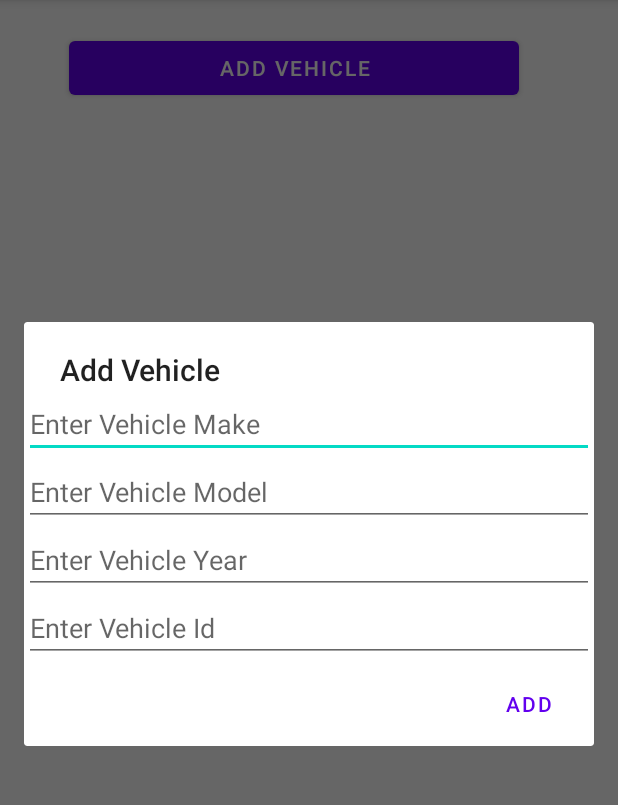
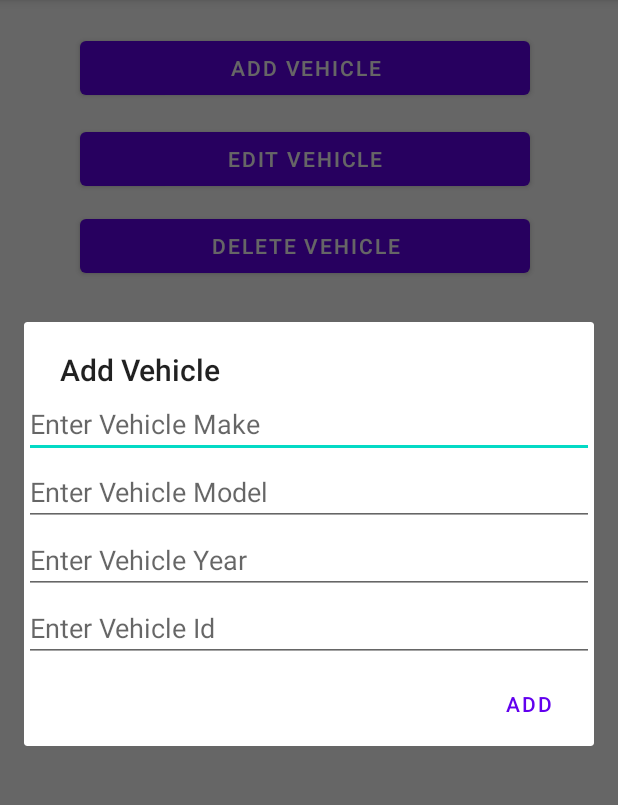
Before and after one commit to Robbie08/VehicleManager, an Android app: the screen it shows after launch (MainActivity), after a tap on "ADD VEHICLE", on a phone screen of 412 x 824 dp, the part 84-889 px from its top. Run offline under Robolectric (Android 15) with nearby library versions, the phone set to English and light mode, and no system bars; our stand-ins replace Firebase (no records; nobody signed in at launch, a user with empty details on screens opened directly).

Commit message:
Added Edit(update) and Delete button views as well as connected the Delete view with Java on button clicked

```diff
--- a/app/src/main/AndroidManifest.xml
+++ b/app/src/main/AndroidManifest.xml
@@ -1,7 +1,7 @@
 <?xml version="1.0" encoding="utf-8"?>
 <manifest xmlns:android="http://schemas.android.com/apk/res/android"
     package="com.ortiz.vehiclemanager">
-
+    <uses-permission android:name="android.permission.INTERNET"/>
     <application
         android:allowBackup="true"
         android:icon="@mipmap/ic_launcher"
--- a/app/src/main/java/com/ortiz/vehiclemanager/controllers/OnClickListenerAddVehicle.java
+++ b/app/src/main/java/com/ortiz/vehiclemanager/controllers/OnClickListenerAddVehicle.java
@@ -79,7 +79,7 @@ public class OnClickListenerAddVehicle implements View.OnClickListener {
                                     oVehicleReference.child(sVehicleId).child("Id").setValue(iVehicleId);
 
                                     // if successful then we will display a toast, else display failure
-                                    Toast.makeText(context, "Vehicle Added Sucessfully",Toast.LENGTH_LONG).show();
+                                    Toast.makeText(context, "Vehicle Added Successfully",Toast.LENGTH_LONG).show();
                                 }
                                 else{
                                     // if successful then we will display a toast, else display failure
--- /dev/null
+++ b/app/src/main/java/com/ortiz/vehiclemanager/controllers/OnClickListenerEditVehicle.java
@@ -0,0 +1,13 @@
+package com.ortiz.vehiclemanager.controllers;
+
+import android.content.Context;
+import android.view.View;
+
+public class OnClickListenerEditVehicle implements View.OnClickListener {
+    @Override
+    public void onClick(View view) {
+        Context context = view.getRootView().getContext();
+
+        // we have to create alert dialog
+    }
+}
--- a/app/src/main/java/com/ortiz/vehiclemanager/views/MainActivity.java
+++ b/app/src/main/java/com/ortiz/vehiclemanager/views/MainActivity.java
@@ -10,6 +10,8 @@ import com.google.firebase.database.DatabaseReference;
 import com.google.firebase.database.FirebaseDatabase;
 import com.ortiz.vehiclemanager.controllers.OnClickListenerAddVehicle;
 import com.ortiz.vehiclemanager.R;
+import com.ortiz.vehiclemanager.controllers.OnClickListenerDeleteVehicle;
+import com.ortiz.vehiclemanager.controllers.OnClickListenerEditVehicle;
 
 
 public class MainActivity extends AppCompatActivity {
@@ -29,5 +31,11 @@ public class MainActivity extends AppCompatActivity {
         Button buttonAddVehicle = (Button) findViewById(R.id.buttonAddVehicle);
         buttonAddVehicle.setOnClickListener(new OnClickListenerAddVehicle());
 
+        Button buttonEditVehicle = (Button) findViewById(R.id.buttonEditVehicle);
+        buttonEditVehicle.setOnClickListener(new OnClickListenerEditVehicle());
+
+        Button buttonDeleteVehicle = (Button) findViewById(R.id.buttonDeleteVehicle);
+        buttonDeleteVehicle.setOnClickListener(new OnClickListenerDeleteVehicle());
+
     }
 }
--- a/app/src/main/res/layout/activity_main.xml
+++ b/app/src/main/res/layout/activity_main.xml
@@ -13,15 +13,39 @@
         android:layout_height="wrap_content"
         android:layout_alignParentStart="true"
         android:layout_alignParentTop="true"
-        android:layout_marginStart="46dp"
+        android:layout_marginStart="53dp"
         android:layout_marginTop="21dp"
         android:text="@string/add_vehicle" />
 
+
+    <Button
+        android:id="@+id/buttonEditVehicle"
+        android:layout_width="300dp"
+        android:layout_height="wrap_content"
+        android:layout_alignParentStart="true"
+        android:layout_alignParentTop="true"
+        android:layout_marginStart="53dp"
+
+        android:layout_marginTop="82dp"
+        android:text="@string/edit_vehicle" />
+
+    <Button
+        android:id="@+id/buttonDeleteVehicle"
+        android:layout_width="300dp"
+        android:layout_height="wrap_content"
+        android:layout_alignParentStart="true"
+        android:layout_alignParentTop="true"
+        android:layout_marginStart="53dp"
+
+        android:layout_marginTop="140dp"
+        android:text="@string/delete_vehicle" />
+
     <androidx.recyclerview.widget.RecyclerView
         android:id="@+id/vehicle_list"
-        android:layout_below="@+id/buttonAddVehicle"
         android:layout_width="match_parent"
-        android:layout_height="match_parent" />
+        android:layout_height="match_parent"
+        android:layout_below="@+id/buttonDeleteVehicle"
+        android:layout_marginTop="46dp" />
 
 
 </RelativeLayout>
--- a/app/src/main/res/values/strings.xml
+++ b/app/src/main/res/values/strings.xml
@@ -1,6 +1,8 @@
 <resources>
     <string name="app_name">VehicleManager</string>
     <string name="add_vehicle">Add Vehicle</string>
+    <string name="edit_vehicle">Edit Vehicle</string>
+    <string name="delete_vehicle">Delete Vehicle</string>
     <string name="vehicleMake">Vehicle Make</string>
     <string name="vehicleModel">Vehicle Model</string>
     <string name="vehicleYear">Vehicle Year</string>
```
Also changed, not shown: app/src/main/java/com/ortiz/vehiclemanager/controllers/OnClickListenerDeleteVehicle.java (added, +38 -0 lines), app/src/main/res/layout/vehicle_delete_by_id_form.xml (added, +16 -0 lines).
